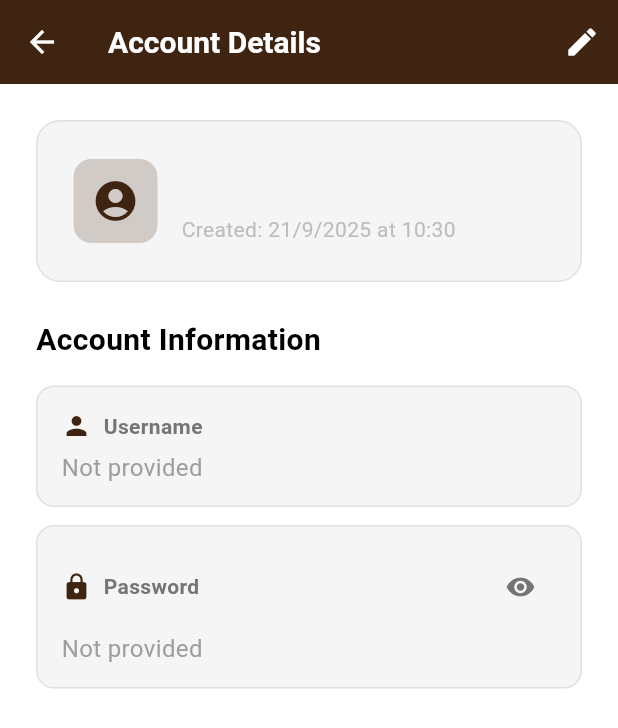
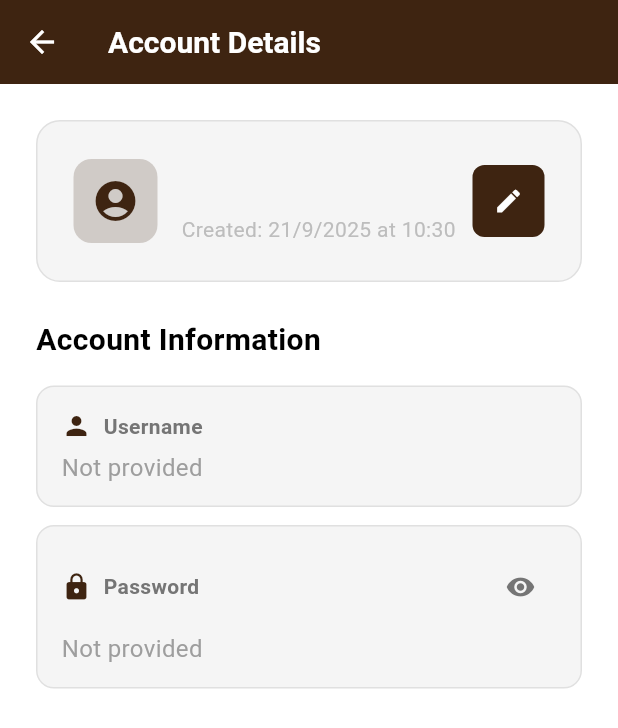
Before and after one commit to hamdiqbal/pass_manager, a Flutter app: the AccountDetailPage screen opened directly with empty values, on a phone screen of 412 x 824 dp. Shown: the top 728 px of the screen. Run offline on Flutter 3.47's test engine with Material 3 defaults, Android fonts, the phone set to English and light mode, and no system bars; our stand-ins replace cloud_firestore, firebase_auth, firebase_core, local_auth, shared_preferences; accounts and stored records are empty.

Commit message:
edit button positioning

```diff
--- a/lib/pages/account_detail_page.dart
+++ b/lib/pages/account_detail_page.dart
@@ -62,12 +62,6 @@ class _AccountDetailPageState extends State<AccountDetailPage> {
             fontWeight: FontWeight.bold,
           ),
         ),
-        actions: [
-          IconButton(
-            icon: const Icon(Icons.edit, color: Colors.white),
-            onPressed: () => _editAccount(),
-          ),
-        ],
       ),
       body: SingleChildScrollView(
         padding: const EdgeInsets.all(24),
@@ -89,7 +83,12 @@ class _AccountDetailPageState extends State<AccountDetailPage> {
               child: Column(
                 crossAxisAlignment: CrossAxisAlignment.start,
                 children: [
+                  // Header with edit button
                   Row(
+                    mainAxisAlignment: MainAxisAlignment.spaceBetween,
+                    children: [
+                      Expanded(
+                        child: Row(
                           children: [
                             Container(
                               padding: const EdgeInsets.all(12),
@@ -125,6 +124,25 @@ class _AccountDetailPageState extends State<AccountDetailPage> {
                                     ),
                                   ),
                                 ],
+                              ),
+                            ),
+                          ],
+                        ),
+                      ),
+                      // Edit button
+                      Container(
+                        decoration: BoxDecoration(
+                          color: const Color(0xFF3E2411),
+                          borderRadius: BorderRadius.circular(8),
+                        ),
+                        child: IconButton(
+                          icon: const Icon(Icons.edit, color: Colors.white, size: 20),
+                          onPressed: () => _editAccount(),
+                          padding: const EdgeInsets.all(8),
+                          constraints: const BoxConstraints(
+                            minWidth: 36,
+                            minHeight: 36,
+                          ),
                         ),
                       ),
                     ],
```
Also changed, not shown: lib/pages/master_branch_detail_page.dart (+24 -6 lines), lib/pages/subcategory_detail_page.dart (+24 -6 lines). Lines whose indentation alone changed are shown as unchanged.
